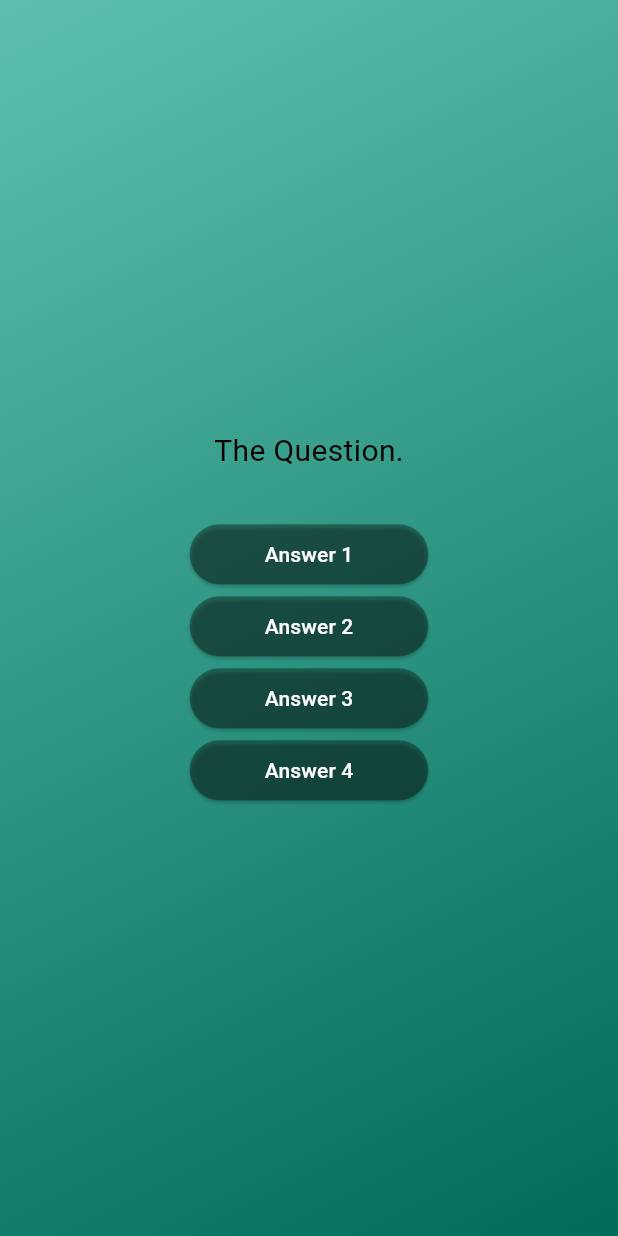
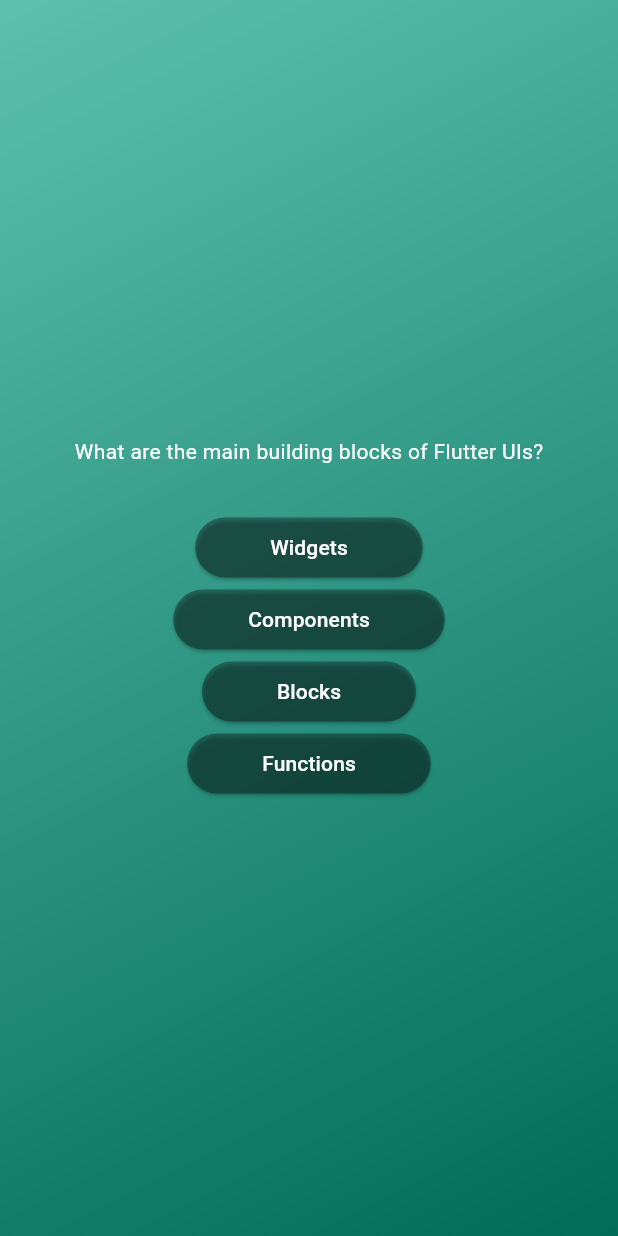
Before and after one commit to DTA-Wijesekara/Quiz_App, a Flutter app: the screen it shows after launch, after a tap on "Start Quiz", on a phone screen of 412 x 824 dp. Run offline on Flutter 3.47's test engine with Material 3 defaults, Android fonts, the phone set to English and light mode, and no system bars.

Commit message:
access list items and object properties

```diff
--- a/lib/questions_screen.dart
+++ b/lib/questions_screen.dart
@@ -1,5 +1,6 @@
 import 'package:adv_basics/answer_button.dart';
 import 'package:flutter/material.dart';
+import 'package:adv_basics/data/questions.dart';
 
 class QuestionsScreen extends StatefulWidget {
   const QuestionsScreen({super.key});
@@ -12,33 +13,34 @@ class QuestionsScreen extends StatefulWidget {
 class _QuestionsScreenState extends State<QuestionsScreen> {
   @override
   Widget build(context) {
+    final currentQuestion = questions[0];
     return SizedBox(
       width: double.infinity,
       child: Column(
         mainAxisAlignment: MainAxisAlignment.center,
         children: [
-          const Text(
-            'The Question.',
-            style: TextStyle(
-              color: Color.fromARGB(255, 0, 0, 0),
-              fontSize: 20,
+          Text(
+            currentQuestion.text,
+            style: const TextStyle(
+              color: Color.fromARGB(255, 255, 255, 255),
             ),
           ),
           const SizedBox(height: 30),
+
           AnswerButton(
             onTap: () {},
-            answerText: 'Answer 1',
+            answerText: currentQuestion.answers[0],
           ),
           AnswerButton(
-            answerText: 'Answer 2',
+            answerText: currentQuestion.answers[1],
             onTap: () {},
           ),
           AnswerButton(
-            answerText: 'Answer 3',
+            answerText: currentQuestion.answers[2],
             onTap: () {},
           ),
           AnswerButton(
-            answerText: 'Answer 4',
+            answerText: currentQuestion.answers[3],
             onTap: () {},
           ),
         ],
```
